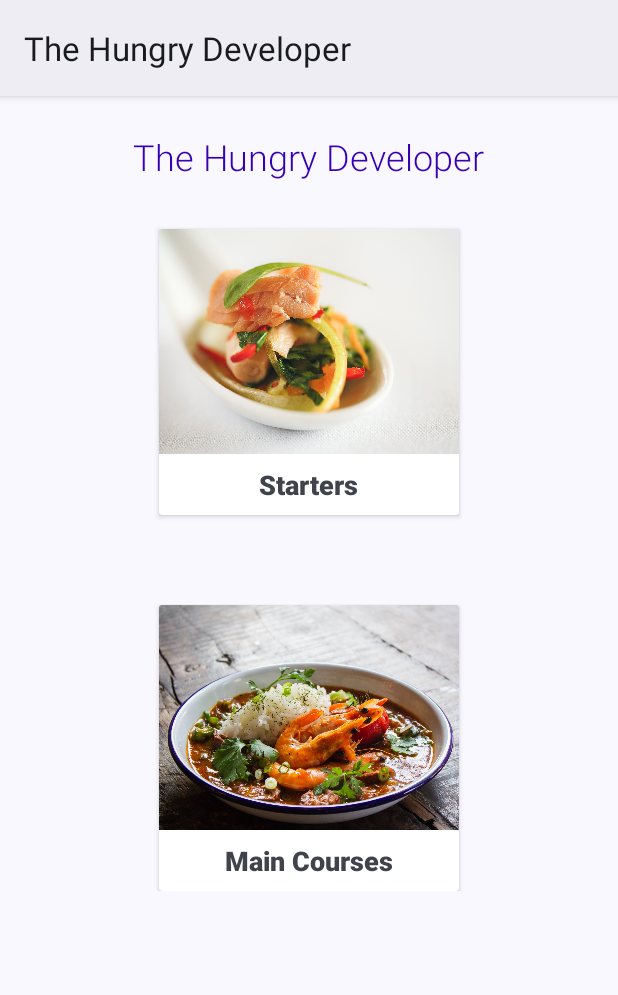
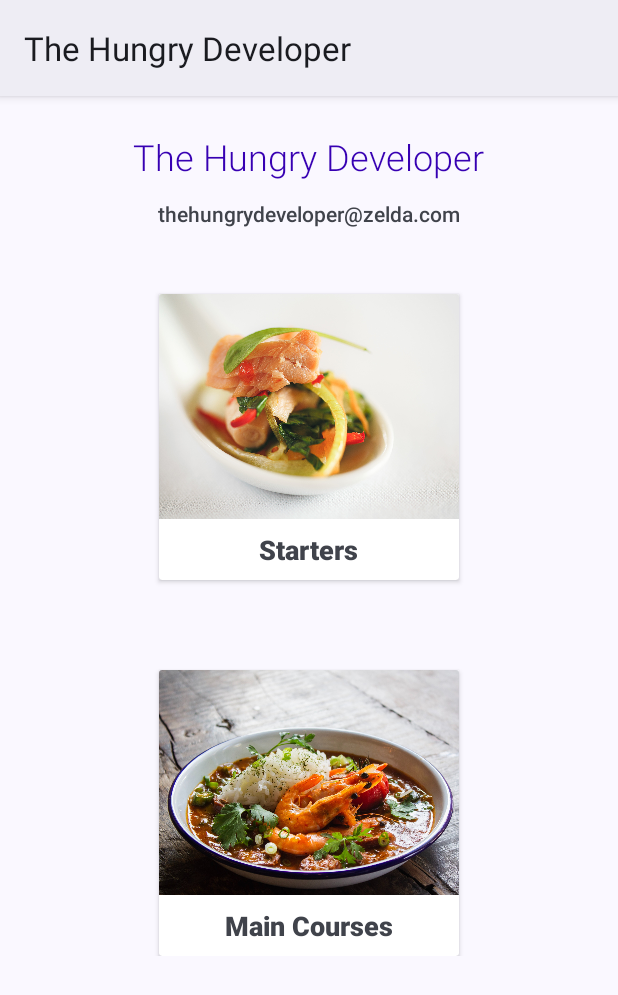
Before and after one commit to roelno/the_hungry_developer, an Android app: the screen it shows after launch (MainActivity), on a phone screen of 412 x 824 dp. Shown: the top 995 px of the screen. Run offline under Robolectric (Android 15) with nearby library versions, the phone set to English and light mode, and no system bars.

Commit message:
Implicit intents moving to Email

```diff
--- a/app/src/main/res/layout/activity_main.xml
+++ b/app/src/main/res/layout/activity_main.xml
@@ -20,11 +20,21 @@
             android:textColor="@color/design_default_color_primary_dark"
             android:textSize="24sp" />
 
+        <TextView
+            android:id="@+id/text_view_email_address"
+            android:layout_width="wrap_content"
+            android:layout_height="wrap_content"
+            android:layout_below="@id/text_view_restaurant_name"
+            android:layout_centerHorizontal="true"
+            android:fontFamily="sans-serif-medium"
+            android:padding="12dp"
+            android:text="thehungrydeveloper@zelda.com" />
+
         <androidx.cardview.widget.CardView
             android:id="@+id/card_view_starters"
             android:layout_width="200dp"
             android:layout_height="wrap_content"
-            android:layout_below="@id/text_view_restaurant_name"
+            android:layout_below="@id/text_view_email_address"
             android:layout_centerHorizontal="true"
             android:layout_marginTop="32dp">
 
```
